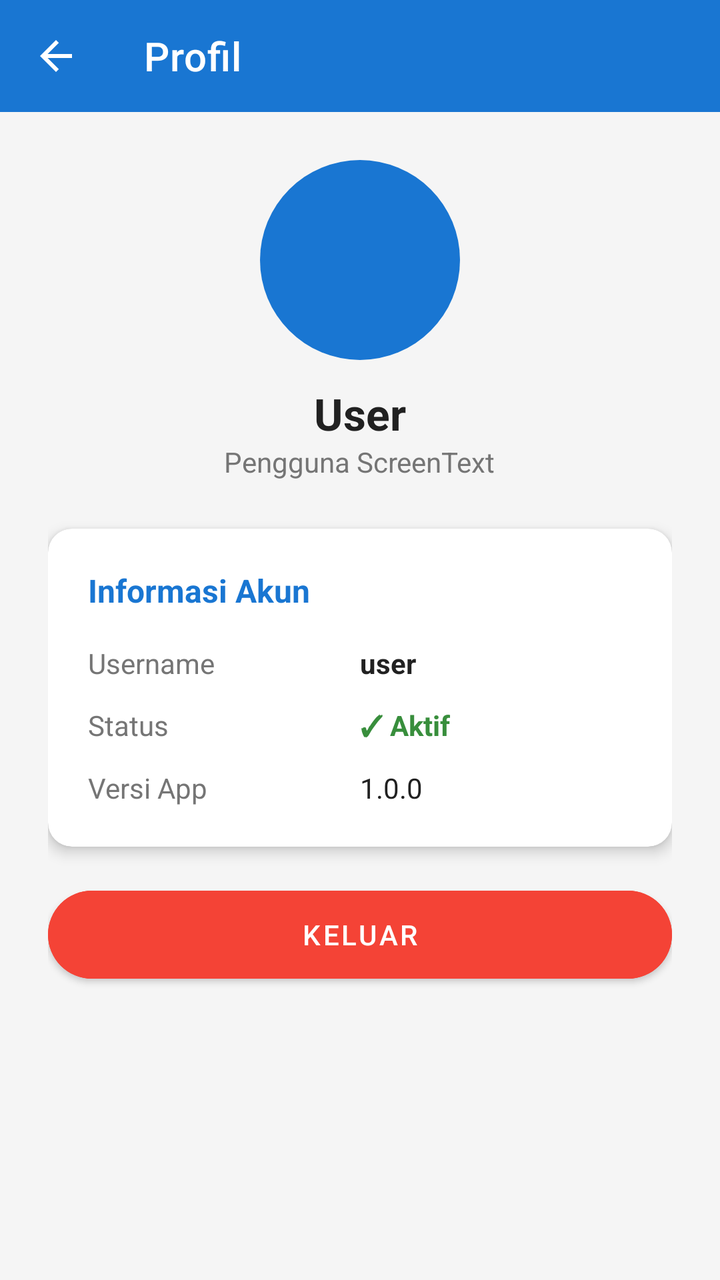
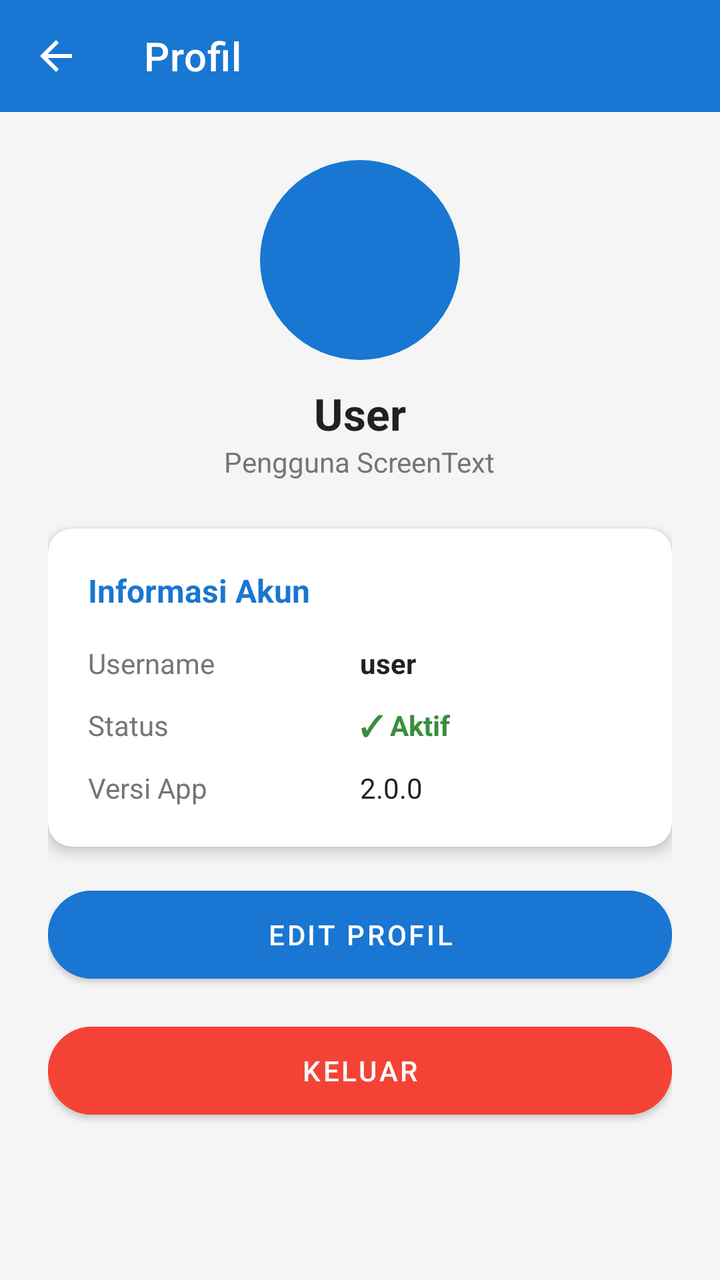

An Android layout rendered at two revisions. The XML below is the earlier revision; the diff shows what the commit changed to produce the second picture.
<!-- AndroidManifest.xml: application theme Theme.ScreenTextApp -->
<!-- res/layout/activity_profil.xml -->
<?xml version="1.0" encoding="utf-8"?>
<LinearLayout xmlns:android="http://schemas.android.com/apk/res/android"
    xmlns:app="http://schemas.android.com/apk/res-auto"
    android:layout_width="match_parent"
    android:layout_height="match_parent"
    android:orientation="vertical"
    android:background="#F5F5F5">

    <com.google.android.material.appbar.MaterialToolbar
        android:id="@+id/toolbar"
        android:layout_width="match_parent"
        android:layout_height="?attr/actionBarSize"
        android:background="#1976D2"
        app:title="Profil"
        app:titleTextColor="#FFFFFF"
        app:navigationIcon="@drawable/ic_back"
        app:navigationIconTint="#FFFFFF"/>

    <ScrollView
        android:layout_width="match_parent"
        android:layout_height="match_parent">

        <LinearLayout
            android:layout_width="match_parent"
            android:layout_height="wrap_content"
            android:orientation="vertical"
            android:padding="24dp">

            <LinearLayout
                android:layout_width="match_parent"
                android:layout_height="wrap_content"
                android:orientation="vertical"
                android:gravity="center"
                android:layout_marginBottom="24dp">

                <View
                    android:layout_width="100dp"
                    android:layout_height="100dp"
                    android:background="@drawable/circle_avatar"
                    android:layout_marginBottom="12dp"/>

                <TextView
                    android:id="@+id/tvNamaUser"
                    android:layout_width="wrap_content"
                    android:layout_height="wrap_content"
                    android:text="User"
                    android:textSize="22sp"
                    android:textStyle="bold"
                    android:textColor="#212121"/>

                <TextView
                    android:layout_width="wrap_content"
                    android:layout_height="wrap_content"
                    android:text="Pengguna ScreenText"
                    android:textSize="14sp"
                    android:textColor="#757575"/>
            </LinearLayout>

            <com.google.android.material.card.MaterialCardView
                android:layout_width="match_parent"
                android:layout_height="wrap_content"
                app:cardCornerRadius="12dp"
                app:cardElevation="4dp"
                android:layout_marginBottom="16dp">

                <LinearLayout
                    android:layout_width="match_parent"
                    android:layout_height="wrap_content"
                    android:orientation="vertical"
                    android:padding="20dp">

                    <TextView
                        android:layout_width="wrap_content"
                        android:layout_height="wrap_content"
                        android:text="Informasi Akun"
                        android:textSize="16sp"
                        android:textStyle="bold"
                        android:textColor="#1976D2"
                        android:layout_marginBottom="16dp"/>

                    <LinearLayout android:layout_width="match_parent" android:layout_height="wrap_content" android:orientation="horizontal" android:layout_marginBottom="12dp">
                        <TextView android:layout_width="0dp" android:layout_height="wrap_content" android:layout_weight="1" android:text="Username" android:textColor="#757575"/>
                        <TextView android:id="@+id/tvUsername" android:layout_width="0dp" android:layout_height="wrap_content" android:layout_weight="1" android:text="user" android:textColor="#212121" android:textStyle="bold"/>
                    </LinearLayout>

                    <LinearLayout android:layout_width="match_parent" android:layout_height="wrap_content" android:orientation="horizontal" android:layout_marginBottom="12dp">
                        <TextView android:layout_width="0dp" android:layout_height="wrap_content" android:layout_weight="1" android:text="Status" android:textColor="#757575"/>
                        <TextView android:layout_width="0dp" android:layout_height="wrap_content" android:layout_weight="1" android:text="✓ Aktif" android:textColor="#388E3C" android:textStyle="bold"/>
                    </LinearLayout>

                    <LinearLayout android:layout_width="match_parent" android:layout_height="wrap_content" android:orientation="horizontal">
                        <TextView android:layout_width="0dp" android:layout_height="wrap_content" android:layout_weight="1" android:text="Versi App" android:textColor="#757575"/>
                        <TextView android:layout_width="0dp" android:layout_height="wrap_content" android:layout_weight="1" android:text="1.0.0" android:textColor="#212121"/>
                    </LinearLayout>

                </LinearLayout>
            </com.google.android.material.card.MaterialCardView>

            <com.google.android.material.button.MaterialButton
                android:id="@+id/btnLogout"
                android:layout_width="match_parent"
                android:layout_height="56dp"
                android:text="KELUAR"
                app:cornerRadius="28dp"
                android:backgroundTint="#F44336"/>

        </LinearLayout>
    </ScrollView>
</LinearLayout>
<!-- resources referenced by this layout -->
<resources>
  <!-- drawable circle_avatar (drawable) -->
  <?xml version="1.0" encoding="utf-8"?>
  <shape xmlns:android="http://schemas.android.com/apk/res/android"
      android:shape="oval">
      <solid android:color="#1976D2"/>
      <size android:width="100dp" android:height="100dp"/>
  </shape>
  <!-- drawable ic_back (drawable) -->
  <?xml version="1.0" encoding="utf-8"?>
  <vector xmlns:android="http://schemas.android.com/apk/res/android"
      android:width="24dp"
      android:height="24dp"
      android:viewportWidth="24"
      android:viewportHeight="24">
      <path
          android:fillColor="#FFFFFF"
          android:pathData="M20,11H7.83l5.59-5.59L12,4l-8,8 8,8 1.41-1.41L7.83,13H20v-2z"/>
  </vector>
  <style name="Theme.ScreenTextApp" parent="Theme.MaterialComponents.DayNight.NoActionBar">
          <item name="colorPrimary">#1976D2</item>
          <item name="colorPrimaryVariant">#1565C0</item>
          <item name="colorOnPrimary">#FFFFFF</item>
          <item name="colorSecondary">#03DAC6</item>
          <item name="colorSecondaryVariant">#018786</item>
          <item name="colorOnSecondary">#000000</item>
          <item name="android:statusBarColor">?attr/colorPrimaryVariant</item>
      </style>
</resources>

<!-- the commit's change to res/layout/activity_profil.xml (unified diff, before → after) -->
@@ -26,6 +26,7 @@
             android:orientation="vertical"
             android:padding="24dp">
 
+            
             <LinearLayout
                 android:layout_width="match_parent"
                 android:layout_height="wrap_content"
@@ -33,10 +34,14 @@
                 android:gravity="center"
                 android:layout_marginBottom="24dp">
 
+                
                 <View
+                    android:id="@+id/viewAvatar"
                     android:layout_width="100dp"
                     android:layout_height="100dp"
                     android:background="@drawable/circle_avatar"
+                    android:clickable="true"
+                    android:focusable="true"
                     android:layout_marginBottom="12dp"/>
 
                 <TextView
@@ -56,6 +61,7 @@
                     android:textColor="#757575"/>
             </LinearLayout>
 
+            
             <com.google.android.material.card.MaterialCardView
                 android:layout_width="match_parent"
                 android:layout_height="wrap_content"
@@ -78,24 +84,46 @@
                         android:textColor="#1976D2"
                         android:layout_marginBottom="16dp"/>
 
-                    <LinearLayout android:layout_width="match_parent" android:layout_height="wrap_content" android:orientation="horizontal" android:layout_marginBottom="12dp">
-                        <TextView android:layout_width="0dp" android:layout_height="wrap_content" android:layout_weight="1" android:text="Username" android:textColor="#757575"/>
-                        <TextView android:id="@+id/tvUsername" android:layout_width="0dp" android:layout_height="wrap_content" android:layout_weight="1" android:text="user" android:textColor="#212121" android:textStyle="bold"/>
+                    <LinearLayout android:layout_width="match_parent" android:layout_height="wrap_content"
+                        android:orientation="horizontal" android:layout_marginBottom="12dp">
+                        <TextView android:layout_width="0dp" android:layout_height="wrap_content"
+                            android:layout_weight="1" android:text="Username" android:textColor="#757575"/>
+                        <TextView android:id="@+id/tvUsername" android:layout_width="0dp"
+                            android:layout_height="wrap_content" android:layout_weight="1"
+                            android:text="user" android:textColor="#212121" android:textStyle="bold"/>
                     </LinearLayout>
 
-                    <LinearLayout android:layout_width="match_parent" android:layout_height="wrap_content" android:orientation="horizontal" android:layout_marginBottom="12dp">
-                        <TextView android:layout_width="0dp" android:layout_height="wrap_content" android:layout_weight="1" android:text="Status" android:textColor="#757575"/>
-                        <TextView android:layout_width="0dp" android:layout_height="wrap_content" android:layout_weight="1" android:text="✓ Aktif" android:textColor="#388E3C" android:textStyle="bold"/>
+                    <LinearLayout android:layout_width="match_parent" android:layout_height="wrap_content"
+                        android:orientation="horizontal" android:layout_marginBottom="12dp">
+                        <TextView android:layout_width="0dp" android:layout_height="wrap_content"
+                            android:layout_weight="1" android:text="Status" android:textColor="#757575"/>
+                        <TextView android:layout_width="0dp" android:layout_height="wrap_content"
+                            android:layout_weight="1" android:text="✓ Aktif"
+                            android:textColor="#388E3C" android:textStyle="bold"/>
                     </LinearLayout>
 
-                    <LinearLayout android:layout_width="match_parent" android:layout_height="wrap_content" android:orientation="horizontal">
-                        <TextView android:layout_width="0dp" android:layout_height="wrap_content" android:layout_weight="1" android:text="Versi App" android:textColor="#757575"/>
-                        <TextView android:layout_width="0dp" android:layout_height="wrap_content" android:layout_weight="1" android:text="1.0.0" android:textColor="#212121"/>
+                    <LinearLayout android:layout_width="match_parent" android:layout_height="wrap_content"
+                        android:orientation="horizontal">
+                        <TextView android:layout_width="0dp" android:layout_height="wrap_content"
+                            android:layout_weight="1" android:text="Versi App" android:textColor="#757575"/>
+                        <TextView android:layout_width="0dp" android:layout_height="wrap_content"
+                            android:layout_weight="1" android:text="2.0.0" android:textColor="#212121"/>
                     </LinearLayout>
 
                 </LinearLayout>
             </com.google.android.material.card.MaterialCardView>
 
+            
+            <com.google.android.material.button.MaterialButton
+                android:id="@+id/btnEdit"
+                android:layout_width="match_parent"
+                android:layout_height="56dp"
+                android:text="EDIT PROFIL"
+                app:cornerRadius="28dp"
+                android:backgroundTint="#1976D2"
+                android:layout_marginBottom="12dp"/>
+
+            
             <com.google.android.material.button.MaterialButton
                 android:id="@+id/btnLogout"
                 android:layout_width="match_parent"
